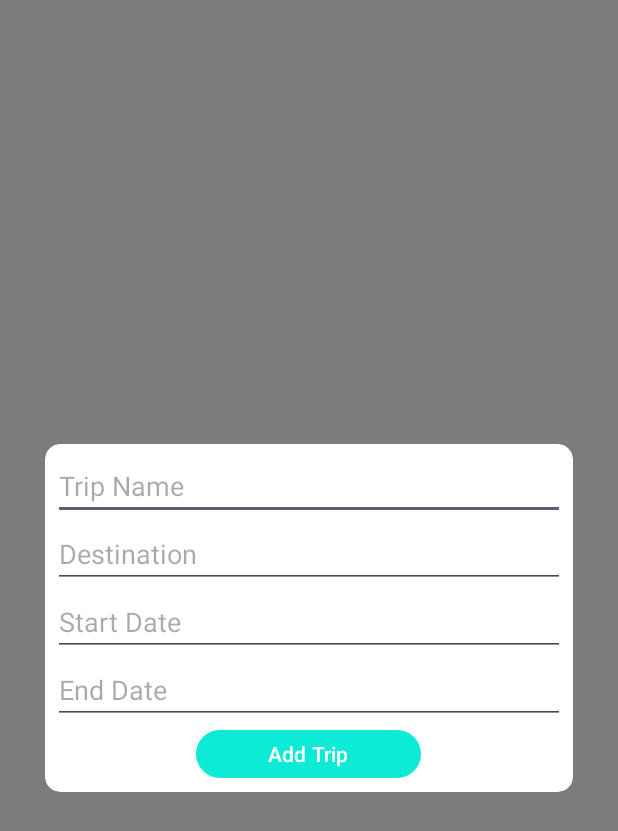
After one commit to collin-Kipkorir/WanderEase---Your-Ultimate-Travel-Companion, an Android app: the layout dialog_add_trip.xml on its own in the app's theme, with its tools: preview values and no code run, on a phone screen of 412 x 824 dp. The commit adds this screen. Shown: the top 831 px of the screen. Run offline under Robolectric (Android 15) with nearby library versions, the phone set to English and light mode, and no system bars.

Commit message:
Merge remote-tracking branch 'origin/main'

```diff
--- a/app/build.gradle
+++ b/app/build.gradle
@@ -56,9 +56,10 @@ dependencies {
     implementation 'com.google.firebase:firebase-auth:22.3.1'
     implementation 'com.firebaseui:firebase-ui-firestore:7.2.0'
 
-// Google Maps
+    // Google Maps
     implementation 'com.google.android.gms:play-services-maps:18.2.0'
     implementation 'com.google.android.gms:play-services-location:21.2.0'
     implementation 'com.google.android.material:material:1.11.0'
 
+    implementation 'com.google.android.material:material:1.11.0'
 }
--- a/app/src/main/AndroidManifest.xml
+++ b/app/src/main/AndroidManifest.xml
@@ -13,6 +13,9 @@
     <uses-permission android:name="android.permission.POST_NOTIFICATIONS" />
     <uses-permission android:name="android.permission.ACCESS_BACKGROUND_LOCATION" />
     <uses-permission android:name="android.permission.ACCESS_FINE_LOCATION" />
+    <uses-permission android:name="android.permission.INTERNET" />
+    <uses-permission android:name="android.permission.ACCESS_NETWORK_STATE" />
+    <uses-permission android:name="android.permission.WAKE_LOCK" />
 
     <application
         android:allowBackup="true"
@@ -24,6 +27,9 @@
         android:supportsRtl="true"
         android:theme="@style/Theme.WanderEase"
         tools:targetApi="31">
+        <activity
+            android:name=".TripsActivity"
+            android:exported="false" />
         <activity
             android:name=".RoomsActivity"
             android:exported="false" />
--- /dev/null
+++ b/app/src/main/res/layout/dialog_add_trip.xml
@@ -0,0 +1,72 @@
+<FrameLayout xmlns:android="http://schemas.android.com/apk/res/android"
+    xmlns:app="http://schemas.android.com/apk/res-auto"
+    android:layout_width="match_parent"
+    android:layout_height="match_parent"
+    android:background="@android:color/transparent"
+    android:gravity="center">
+
+    <!-- Semi-transparent overlay -->
+    <View
+        android:layout_width="match_parent"
+        android:layout_height="match_parent"
+        android:background="#80000000" /> <!-- Adjust the alpha value as needed -->
+
+    <!-- CardView containing your popup content -->
+    <androidx.cardview.widget.CardView
+        android:layout_width="match_parent"
+        android:layout_height="wrap_content"
+        android:layout_gravity="center"
+        android:layout_margin="30dp"
+        android:background="@color/grey"
+        android:elevation="20dp"
+        app:cardBackgroundColor="@color/white"
+        app:cardCornerRadius="10dp">
+
+        <LinearLayout
+            android:layout_width="match_parent"
+            android:layout_height="match_parent"
+            android:layout_margin="5dp"
+            android:orientation="vertical">
+
+            <EditText
+                android:id="@+id/tripNameEditText"
+                android:layout_width="match_parent"
+                android:layout_height="wrap_content"
+                android:hint="Trip Name"
+                android:inputType="text" />
+
+            <EditText
+                android:id="@+id/destinationEditText"
+                android:layout_width="match_parent"
+                android:layout_height="wrap_content"
+                android:layout_below="@id/tripNameEditText"
+                android:hint="Destination"
+                android:inputType="text" />
+
+            <EditText
+                android:id="@+id/startDateEditText"
+                android:layout_width="match_parent"
+                android:layout_height="wrap_content"
+                android:layout_below="@id/destinationEditText"
+                android:hint="Start Date"
+                android:inputType="date" />
+
+            <EditText
+                android:id="@+id/endDateEditText"
+                android:layout_width="match_parent"
+                android:layout_height="wrap_content"
+                android:layout_below="@id/startDateEditText"
+                android:hint="End Date"
+                android:inputType="datetime" />
+
+            <Button
+                android:id="@+id/addButton"
+                android:layout_width="150dp"
+                android:layout_height="40dp"
+                android:layout_below="@id/endDateEditText"
+                android:layout_centerHorizontal="true"
+                android:layout_gravity="center"
+                android:text="Add Trip" />
+        </LinearLayout>
+    </androidx.cardview.widget.CardView>
+</FrameLayout>
--- a/app/src/main/res/layout/fragment_home.xml
+++ b/app/src/main/res/layout/fragment_home.xml
@@ -183,6 +183,7 @@
                                             app:cardCornerRadius="50dp">
 
                                             <ImageView
+                                                android:id="@+id/trips"
                                                 android:layout_width="match_parent"
                                                 android:layout_height="match_parent"
                                                 android:layout_gravity="center"
```
Also changed, not shown: app/src/main/java/com/wanderease/travelcompanion/HomeFragment.java (+10 -1 lines), app/src/main/java/com/wanderease/travelcompanion/Trip.java (added, +49 -0 lines), app/src/main/java/com/wanderease/travelcompanion/TripAdapter.java (added, +54 -0 lines), app/src/main/java/com/wanderease/travelcompanion/TripsActivity.java (added, +121 -0 lines), app/src/main/res/drawable/ic_add.xml (added, +10 -0 lines), app/src/main/res/layout/activity_trips.xml (added, +42 -0 lines), app/src/main/res/layout/item_trip.xml (added, +41 -0 lines).
